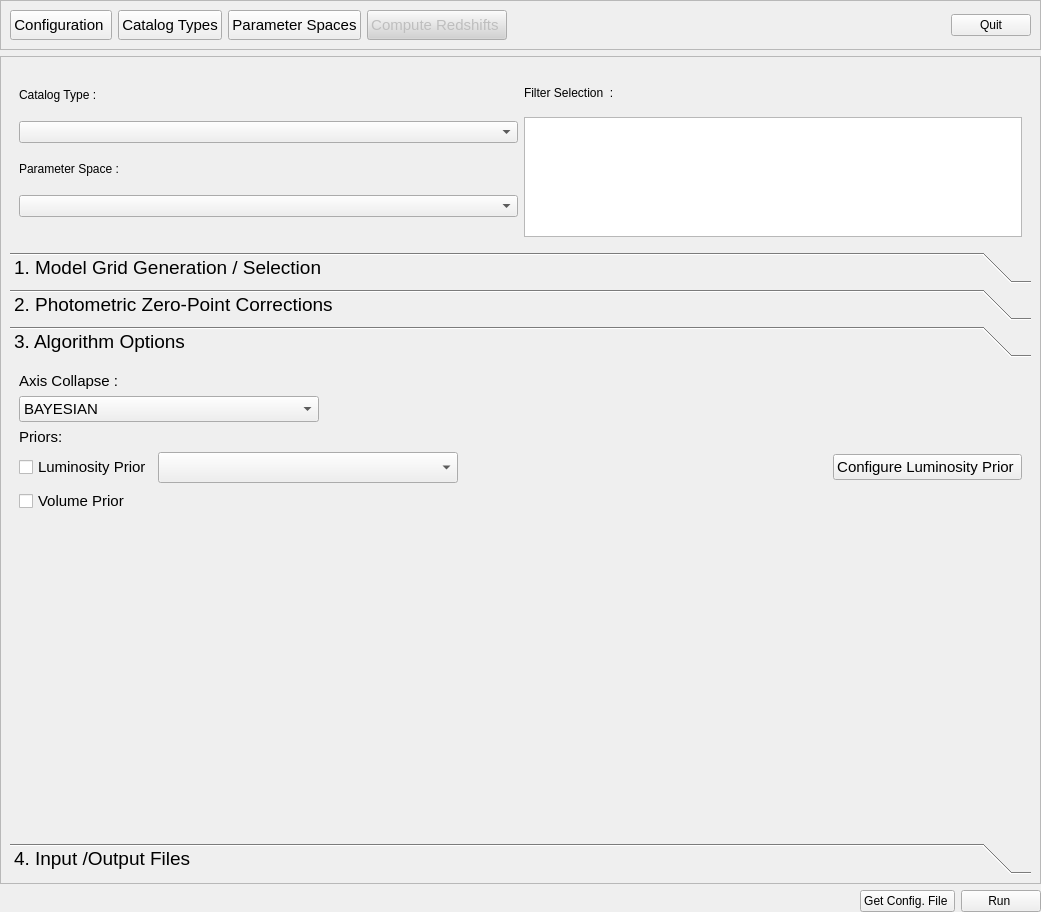
astrorama/Phosphoros, file PhzQtUI/auxdir/PhzQtUI/FormAnalysis.ui: the form before one commit.
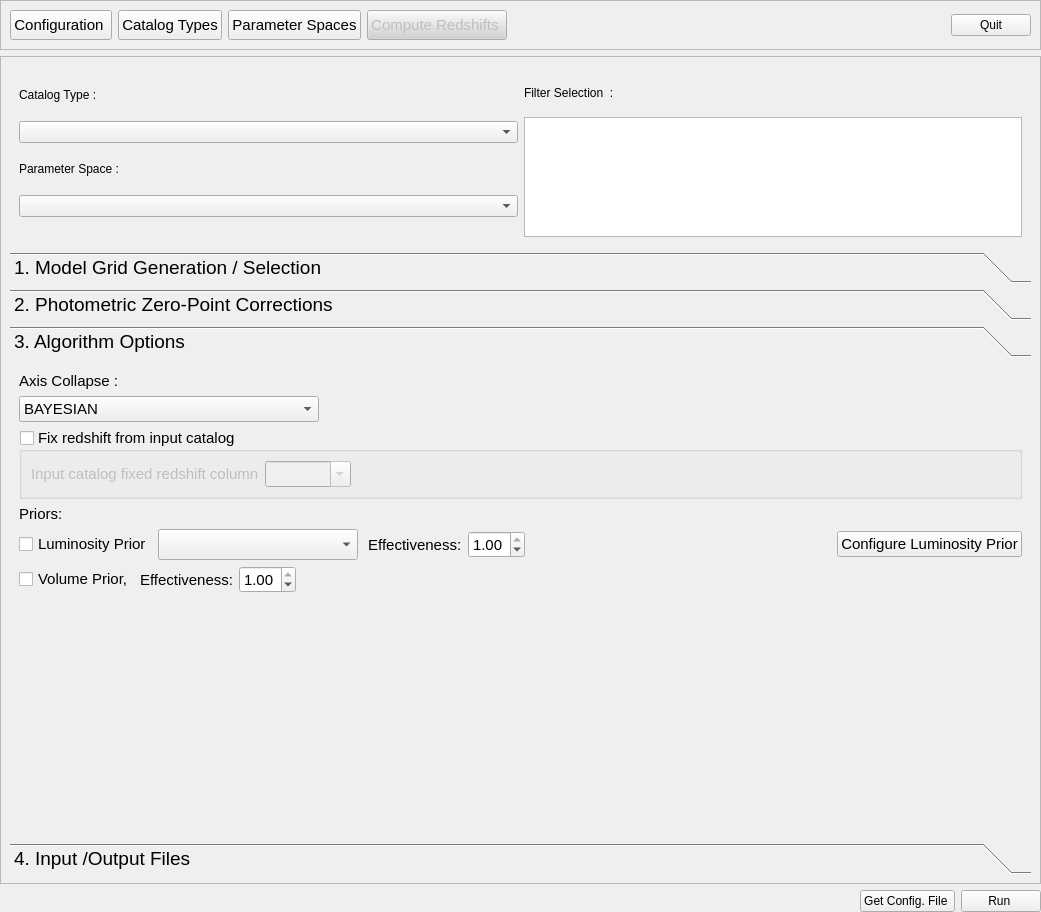
The form after the commit. The open tabs and pages were chosen to show the change.

Commit message: Phosphoros GUI update including: Fix redshift option with choice of the file column, effectiveness with range [0;1] for luminosity and volume priors, removing the option for the catalog generation, option for adding/removng the best model info. [Redmine Issue #11711]

```diff
--- a/PhzQtUI/auxdir/PhzQtUI/FormAnalysis.ui
+++ b/PhzQtUI/auxdir/PhzQtUI/FormAnalysis.ui
@@ -693,6 +693,64 @@
              </item>
             </layout>
            </item>
+           <item>
+            <widget class="QGroupBox" name="gb_fix_z">
+             <property name="font">
+              <font>
+               <pointsize>11</pointsize>
+               <kerning>true</kerning>
+              </font>
+             </property>
+             <property name="title">
+              <string>Fix redshift from input catalog:</string>
+             </property>
+             <property name="flat">
+              <bool>false</bool>
+             </property>
+             <property name="checkable">
+              <bool>true</bool>
+             </property>
+             <property name="checked">
+              <bool>false</bool>
+             </property>
+             <layout class="QHBoxLayout" name="horizontalLayout_8">
+              <item>
+               <layout class="QHBoxLayout" name="horizontalLayout_7">
+                <item>
+                 <widget class="QLabel" name="label_6">
+                  <property name="text">
+                   <string>Input catalog fixed redshift column</string>
+                  </property>
+                 </widget>
+                </item>
+                <item>
+                 <widget class="QComboBox" name="cb_z_col">
+                  <property name="enabled">
+                   <bool>false</bool>
+                  </property>
+                  <property name="editable">
+                   <bool>true</bool>
+                  </property>
+                 </widget>
+                </item>
+                <item>
+                 <spacer name="horizontalSpacer_8">
+                  <property name="orientation">
+                   <enum>Qt::Horizontal</enum>
+                  </property>
+                  <property name="sizeHint" stdset="0">
+                   <size>
+                    <width>40</width>
+                    <height>20</height>
+                   </size>
+                  </property>
+                 </spacer>
+                </item>
+               </layout>
+              </item>
+             </layout>
+            </widget>
+           </item>
            <item>
             <widget class="QLabel" name="label_4">
              <property name="font">
@@ -720,18 +778,47 @@
               </widget>
              </item>
              <item>
-              <layout class="QVBoxLayout" name="verticalLayout_12">
-               <item>
                 <widget class="QComboBox" name="cb_luminosityPrior_2">
                  <property name="minimumSize">
                   <size>
-                   <width>300</width>
+                 <width>200</width>
                    <height>0</height>
                   </size>
                  </property>
                 </widget>
                </item>
-              </layout>
+             <item>
+              <widget class="QLabel" name="label_7">
+               <property name="font">
+                <font>
+                 <pointsize>11</pointsize>
+                </font>
+               </property>
+               <property name="text">
+                <string> Effectiveness:</string>
+               </property>
+              </widget>
+             </item>
+             <item>
+              <widget class="QDoubleSpinBox" name="dsp_eff_lum">
+               <property name="font">
+                <font>
+                 <pointsize>11</pointsize>
+                </font>
+               </property>
+               <property name="decimals">
+                <number>2</number>
+               </property>
+               <property name="maximum">
+                <double>1.000000000000000</double>
+               </property>
+               <property name="singleStep">
+                <double>0.100000000000000</double>
+               </property>
+               <property name="value">
+                <double>1.000000000000000</double>
+               </property>
+              </widget>
              </item>
              <item>
               <spacer name="horizontalSpacer_4">
@@ -754,12 +841,14 @@
                 </font>
                </property>
                <property name="text">
-                <string>Configure Luminosity Prior </string>
+                <string>Configure Luminosity Prior</string>
                </property>
               </widget>
              </item>
             </layout>
            </item>
+           <item>
+            <layout class="QHBoxLayout" name="horizontalLayout_10">
            <item>
             <widget class="QCheckBox" name="cb_volumePrior">
              <property name="font">
@@ -768,9 +857,54 @@
               </font>
              </property>
              <property name="text">
-              <string>Volume Prior</string>
-             </property>
-            </widget>
+                <string>Volume Prior,</string>
+               </property>
+              </widget>
+             </item>
+             <item>
+              <widget class="QLabel" name="label_8">
+               <property name="font">
+                <font>
+                 <pointsize>11</pointsize>
+                </font>
+               </property>
+               <property name="text">
+                <string>Effectiveness:</string>
+               </property>
+              </widget>
+             </item>
+             <item>
+              <widget class="QDoubleSpinBox" name="dsp_eff_vol">
+               <property name="font">
+                <font>
+                 <pointsize>11</pointsize>
+                </font>
+               </property>
+               <property name="maximum">
+                <double>1.000000000000000</double>
+               </property>
+               <property name="singleStep">
+                <double>0.100000000000000</double>
+               </property>
+               <property name="value">
+                <double>1.000000000000000</double>
+               </property>
+              </widget>
+             </item>
+             <item>
+              <spacer name="horizontalSpacer_9">
+               <property name="orientation">
+                <enum>Qt::Horizontal</enum>
+               </property>
+               <property name="sizeHint" stdset="0">
+                <size>
+                 <width>40</width>
+                 <height>20</height>
+                </size>
+               </property>
+              </spacer>
+             </item>
+            </layout>
            </item>
            <item>
             <spacer name="verticalSpacer_3">
```
Left out of the diff: 37 changed lines with no effect on the pictures. Lines whose indentation alone changed are shown as unchanged. The commit also changes 4 other files.
